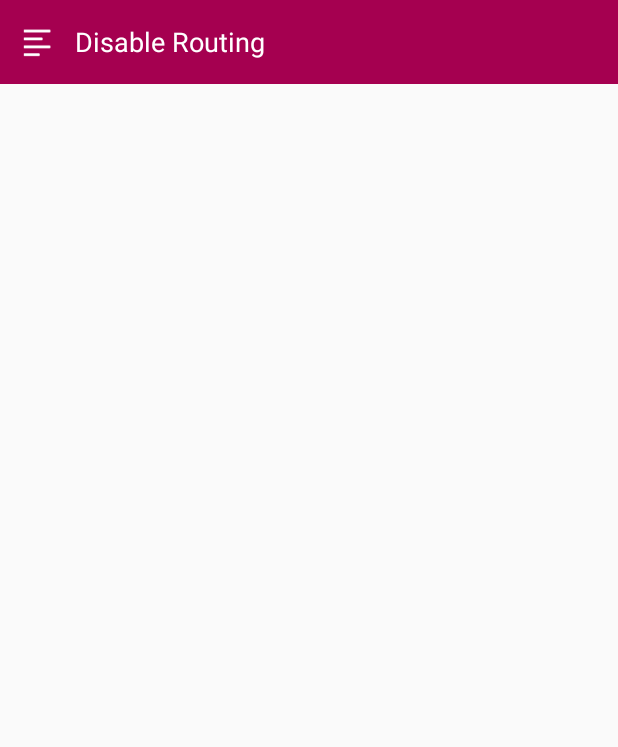
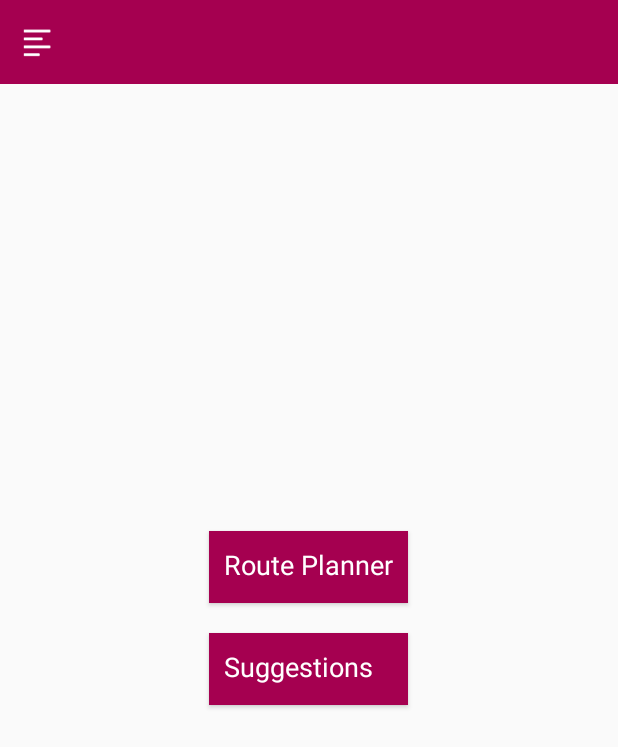
Before and after one commit to MatchRider/BarrierFreeRouting_Android, an Android app: the HomeActivity screen opened directly, with no data from a screen before it, on a phone screen of 412 x 824 dp. Shown: the top 747 px of the screen. Run offline under Robolectric (Android 15) with nearby library versions, the phone set to English and light mode, and no system bars; our stand-ins replace ButterKnife; libraries missing offline, so code that uses them is left out: com.nispok.snackbar.

Commit message:
Add home screen buttons

```diff
--- a/app/src/main/AndroidManifest.xml
+++ b/app/src/main/AndroidManifest.xml
@@ -23,7 +23,7 @@
                 <category android:name="android.intent.category.LAUNCHER"/>
             </intent-filter>
         </activity>
-        <activity android:name=".sidemenu.MainActivity"
+        <activity android:name=".sidemenu.HomeActivity"
                   android:screenOrientation="portrait"
                   android:windowSoftInputMode="stateHidden|adjustNothing">
 
--- a/app/src/main/java/com/disablerouting/sidemenu/MainActivity.java
+++ b/app/src/main/java/com/disablerouting/sidemenu/HomeActivity.java
@@ -14,7 +14,7 @@ import com.disablerouting.R;
 import com.disablerouting.base.BaseActivityImpl;
 import com.disablerouting.sidemenu.view.ISideMenuFragmentCallback;
 
-public class MainActivity extends BaseActivityImpl  implements ISideMenuFragmentCallback {
+public class HomeActivity extends BaseActivityImpl  implements ISideMenuFragmentCallback{
 
     @BindView(R.id.drawer_layout)
     DrawerLayout mDrawerLayout;
@@ -30,7 +30,7 @@ public class MainActivity extends BaseActivityImpl  implements ISideMenuFragment
     @Override
     protected void onCreate(Bundle savedInstanceState) {
         super.onCreate(savedInstanceState);
-        setContentView(R.layout.activity_main);
+        setContentView(R.layout.activity_home);
         ButterKnife.bind(this);
 
         addNavigationMenu(navigationDrawerLayout, this);
@@ -72,4 +72,15 @@ public class MainActivity extends BaseActivityImpl  implements ISideMenuFragment
         }
         super.onBackPressed();
     }
+
+    @OnClick(R.id.btn_route_planner)
+    void redirectRoutePlanner(){
+        showSnackBar("Route Planner", this);
+        //TODO
+    }
+    @OnClick(R.id.btn_suggestion)
+    void redirectSuggestions(){
+        showSnackBar("Suggestions", this);
+        //TODO
+    }
 }
--- a/app/src/main/java/com/disablerouting/tutorial/TutorialActivity.java
+++ b/app/src/main/java/com/disablerouting/tutorial/TutorialActivity.java
@@ -11,7 +11,7 @@ import android.widget.LinearLayout;
 import butterknife.BindView;
 import butterknife.ButterKnife;
 import butterknife.OnClick;
-import com.disablerouting.sidemenu.MainActivity;
+import com.disablerouting.sidemenu.HomeActivity;
 import com.disablerouting.R;
 import com.disablerouting.base.BaseActivityImpl;
 
@@ -124,7 +124,7 @@ public class TutorialActivity extends BaseActivityImpl implements ViewPager.OnPa
      */
     private void launchHomeScreen() {
         mTutorialPrefManager.setFirstTimeLaunch(false);
-        launchActivity(this, MainActivity.class);
+        launchActivity(this, HomeActivity.class);
         finish();
     }
 
--- /dev/null
+++ b/app/src/main/res/layout/activity_home.xml
@@ -0,0 +1,91 @@
+<?xml version="1.0" encoding="utf-8"?>
+<android.support.v4.widget.DrawerLayout
+        xmlns:android="http://schemas.android.com/apk/res/android"
+        android:id="@+id/drawer_layout"
+        android:layout_width="match_parent"
+        android:layout_height="match_parent">
+    <!-- Toolbar layout -->
+    <RelativeLayout
+            android:id="@+id/rly_logo_menu_view"
+            android:layout_width="match_parent"
+            android:layout_height="wrap_content"
+            android:visibility="visible">
+
+        <android.support.v7.widget.Toolbar
+                android:id="@+id/back_btn_view"
+                android:background="@color/colorAccent"
+                android:layout_width="match_parent"
+                android:layout_height="wrap_content"
+                android:visibility="visible"/>
+
+        <LinearLayout
+                android:id="@+id/ll_top"
+                android:layout_width="match_parent"
+                android:orientation="horizontal"
+                android:layout_height="wrap_content">
+            <ImageButton
+                    android:id="@+id/navigation_btn"
+                    android:layout_width="50dp"
+                    android:layout_height="56dp"
+                    android:background="#00000000"
+                    android:tint="@color/colorWhite"
+                    android:src="@mipmap/ic_side_menu"
+                    android:layout_gravity="center_vertical"
+                    android:contentDescription="@string/app_name"/>
+
+            <!--<TextView
+                    android:text="@string/app_name"
+                    android:layout_gravity="center"
+                    android:textColor="@color/colorWhite"
+                    android:layout_width="match_parent"
+                    android:textSize="@dimen/text_xlarge"
+                    android:fontFamily="@string/ft_bold_font"
+                    android:layout_height="wrap_content"/>-->
+
+        </LinearLayout>
+        <LinearLayout
+                android:layout_width="wrap_content"
+                android:orientation="vertical"
+                android:layout_centerInParent="true"
+                android:layout_height="wrap_content">
+            <Button
+                    android:id="@+id/btn_route_planner"
+                    android:background="@drawable/btn_ripple"
+                    android:layout_width="match_parent"
+                    android:layout_height="wrap_content"
+                    android:textColor="@color/colorWhite"
+                    android:textSize="@dimen/text_xlarge"
+                    android:layout_margin="@dimen/margin_normal"
+                    android:padding="@dimen/margin_normal"
+                    android:visibility="visible"
+                    android:gravity="start"
+                    android:text="@string/route_planner"
+                    android:textAllCaps="false"
+
+                    android:fontFamily="@string/ft_bold_font"/>
+            <Button
+                    android:id="@+id/btn_suggestion"
+                    android:background="@drawable/btn_ripple"
+                    android:layout_width="match_parent"
+                    android:layout_height="wrap_content"
+                    android:textColor="@color/colorWhite"
+                    android:textSize="@dimen/text_xlarge"
+                    android:visibility="visible"
+                    android:gravity="start"
+                    android:text="@string/suggestions"
+                    android:textAllCaps="false"
+                    android:layout_margin="@dimen/margin_normal"
+                    android:padding="@dimen/margin_normal"
+                    android:fontFamily="@string/ft_bold_font"/>
+        </LinearLayout>
+
+    </RelativeLayout>
+
+
+    <FrameLayout
+            android:id="@+id/frame_drawer"
+            android:layout_width="match_parent"
+            android:layout_height="match_parent"
+            android:layout_gravity="start"
+            android:fitsSystemWindows="true"/>
+</android.support.v4.widget.DrawerLayout>
--- a/app/src/main/res/layout/activity_main.xml
+++ /dev/null
@@ -1,54 +0,0 @@
-<?xml version="1.0" encoding="utf-8"?>
-<android.support.v4.widget.DrawerLayout
-        xmlns:android="http://schemas.android.com/apk/res/android"
-        android:id="@+id/drawer_layout"
-        android:layout_width="match_parent"
-        android:layout_height="match_parent">
-    <!-- Toolbar layout -->
-    <RelativeLayout
-            android:id="@+id/rly_logo_menu_view"
-            android:layout_width="match_parent"
-            android:layout_height="wrap_content"
-            android:visibility="visible">
-
-        <android.support.v7.widget.Toolbar
-                android:id="@+id/back_btn_view"
-                android:background="@color/colorAccent"
-                android:layout_width="match_parent"
-                android:layout_height="wrap_content"
-                android:visibility="visible"/>
-
-        <LinearLayout android:layout_width="match_parent"
-                      android:orientation="horizontal"
-                      android:layout_height="wrap_content">
-            <ImageButton
-                    android:id="@+id/navigation_btn"
-                    android:layout_width="50dp"
-                    android:layout_height="56dp"
-                    android:background="#00000000"
-                    android:tint="@color/colorWhite"
-                    android:src="@mipmap/ic_side_menu"
-                    android:layout_gravity="center_vertical"
-                    android:contentDescription="@string/app_name"/>
-
-            <TextView
-                    android:text="@string/app_name"
-                    android:layout_gravity="center"
-                    android:textColor="@color/colorWhite"
-                    android:layout_width="match_parent"
-                    android:textSize="@dimen/text_xlarge"
-                    android:fontFamily="@string/ft_bold_font"
-                    android:layout_height="wrap_content"/>
-
-        </LinearLayout>
-
-    </RelativeLayout>
-
-
-    <FrameLayout
-            android:id="@+id/frame_drawer"
-            android:layout_width="match_parent"
-            android:layout_height="match_parent"
-            android:layout_gravity="start"
-            android:fitsSystemWindows="true"/>
-</android.support.v4.widget.DrawerLayout>
--- a/app/src/main/res/values/strings.xml
+++ b/app/src/main/res/values/strings.xml
@@ -19,6 +19,8 @@
     <string name="close_drawer">Close</string>
     <string name="user_name">User Name</string>
     <string name="user_detail">User Detail</string>
+    <string name="route_planner">Route Planner</string>
+    <string name="suggestions">Suggestions</string>
 
 
 </resources>
```
